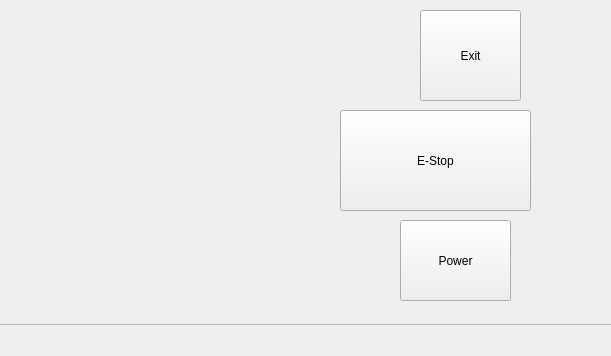
Old version of the form cnm/ui/mainwindow.ui in the repository controlnumerico/cnm; both pictures show x 269 to 880 and y 519 to 875 of the 1111 by 875 pixel window.
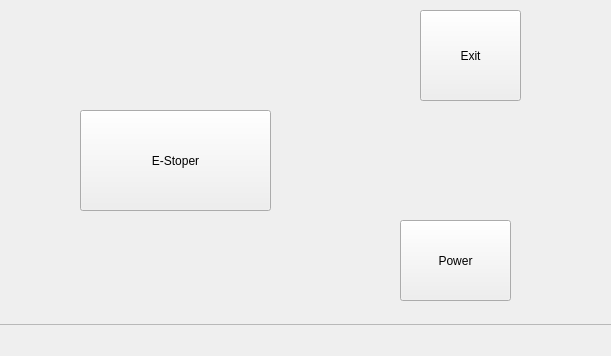
New version of the form. Icons and pictures are not drawn. Custom widgets are drawn as their Qt base class.

What changed in the file:
```diff
--- a/cnm/ui/mainwindow.ui
+++ b/cnm/ui/mainwindow.ui
@@ -57,14 +57,14 @@
       <widget class="ActionButton" name="actionbutton_2">
        <property name="geometry">
         <rect>
-         <x>600</x>
+         <x>340</x>
          <y>620</y>
          <width>191</width>
          <height>101</height>
         </rect>
        </property>
        <property name="text">
-        <string>E-Stop</string>
+        <string>E-Stoper</string>
        </property>
        <property name="checkable">
         <bool>true</bool>
```
